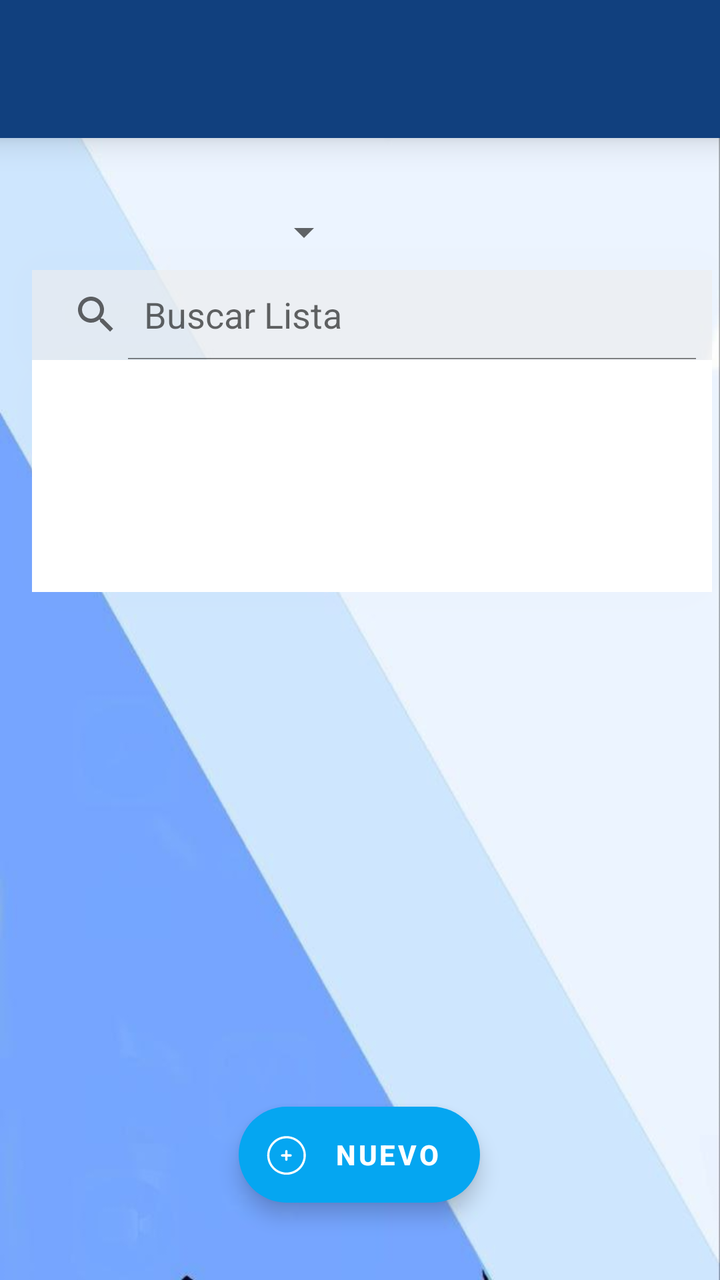
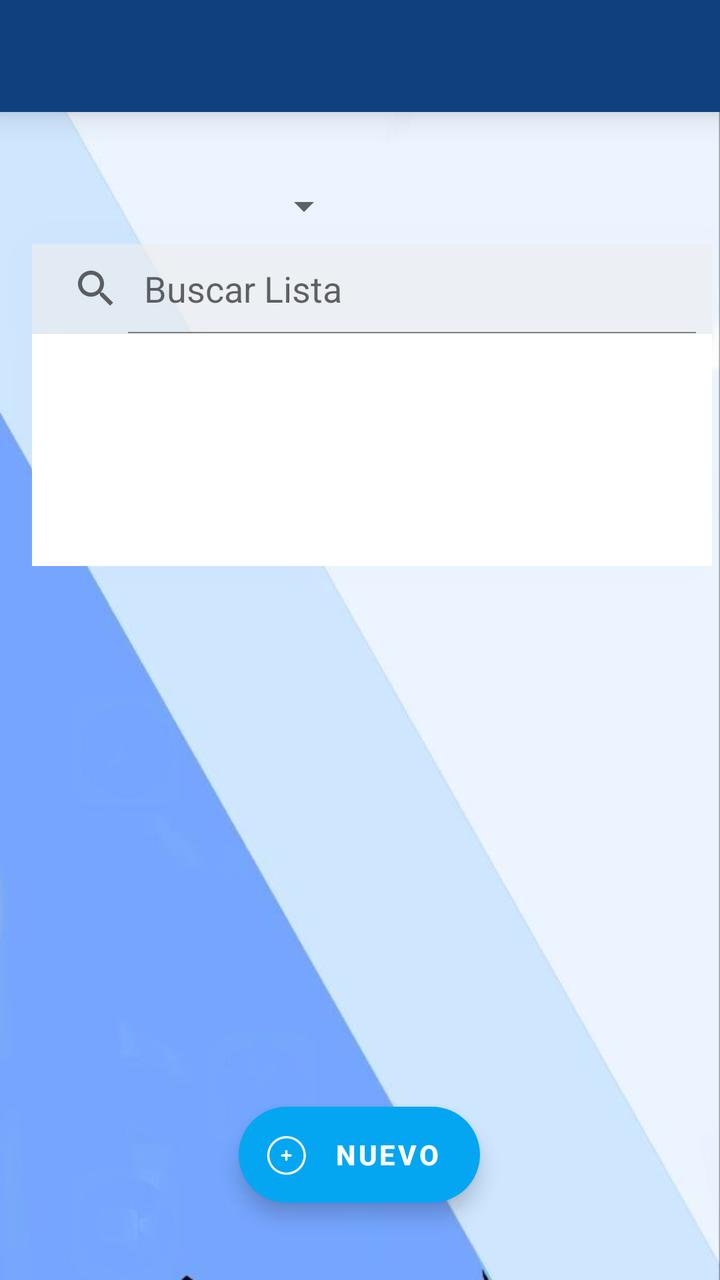

The first picture is an Android layout as it rendered before a commit; the second is the same layout after the commit. The layout source and the unified diff follow.
<!-- AndroidManifest.xml: application theme Theme.CowData.NoActionBar -->
<!-- res/layout/activity_main.xml -->
<?xml version="1.0" encoding="utf-8"?>
<androidx.constraintlayout.widget.ConstraintLayout xmlns:android="http://schemas.android.com/apk/res/android"
    xmlns:app="http://schemas.android.com/apk/res-auto"
    xmlns:tools="http://schemas.android.com/tools"
    android:id="@+id/container"
    android:layout_width="match_parent"
    android:layout_height="match_parent"
    android:background="@drawable/back_loing">


    <Spinner
        android:id="@+id/spinType"
        android:layout_width="@dimen/textViewW"
        android:layout_height="38dp"
        android:layout_marginTop="28dp"
        android:clickable="true"
        android:focusable="true"
        android:textSize="@dimen/textViewLong"
        app:layout_constraintEnd_toStartOf="@+id/guideline3"
        app:layout_constraintStart_toStartOf="@+id/guideline2"
        app:layout_constraintTop_toBottomOf="@+id/my_toolbar"
        app:layout_constraintHorizontal_bias="0.0"

        tools:ignore="MissingConstraints" />

    <android.widget.SearchView
        android:id="@+id/searchBar"
        android:layout_width="340dp"
        android:layout_height="45dp"
        android:background="@color/text_background"
        android:iconifiedByDefault="false"
        android:queryHint="Buscar Lista"
        android:translationZ="999dp"
        app:layout_constraintEnd_toStartOf="@+id/guideline3"
        app:layout_constraintHorizontal_bias="0.0"
        app:layout_constraintStart_toStartOf="@+id/guideline2"
        app:layout_constraintTop_toBottomOf="@+id/spinType"

        tools:ignore="MissingConstraints" />

    <ListView
        android:id="@+id/lv"
        android:layout_width="340dp"
        android:layout_height="116dp"
        android:background="?attr/colorBackgroundFloating"
        android:translationZ="999dp"
        app:layout_constraintEnd_toStartOf="@+id/guideline3"
        app:layout_constraintStart_toStartOf="@+id/guideline2"
        app:layout_constraintTop_toBottomOf="@+id/searchBar"
        app:layout_constraintHorizontal_bias="0.0"

        />

    <GridView
        android:id="@+id/gcImg"
        android:layout_width="340dp"
        android:layout_height="483dp"
        android:columnWidth="90dp"
        android:gravity="center"
        android:horizontalSpacing="10dp"
        android:numColumns="1"
        android:stretchMode="columnWidth"
        android:verticalSpacing="10dp"
        app:layout_constraintEnd_toStartOf="@+id/guideline3"
        app:layout_constraintHorizontal_bias="0.0"
        app:layout_constraintStart_toStartOf="@+id/guideline2"
        app:layout_constraintTop_toBottomOf="@+id/searchBar">

    </GridView>

    <androidx.appcompat.widget.Toolbar
        android:id="@+id/my_toolbar"
        android:layout_width="369dp"
        android:layout_height="69dp"
        android:background="?attr/colorPrimary"
        android:elevation="10dp"
        android:popupTheme="@style/ThemeOverlay.AppCompat.Dark"
        android:theme="@style/ThemeOverlay.AppCompat.Dark"
        app:layout_constraintEnd_toStartOf="@+id/guideline3"
        app:layout_constraintStart_toStartOf="@+id/guideline2"
        tools:ignore="MissingConstraints" />

    <androidx.constraintlayout.widget.Guideline
        android:id="@+id/guideline"
        android:layout_width="wrap_content"
        android:layout_height="wrap_content"
        android:orientation="vertical"
        app:layout_constraintGuide_begin="-53dp" />

    <androidx.constraintlayout.widget.Guideline
        android:id="@+id/guideline2"
        android:layout_width="wrap_content"
        android:layout_height="wrap_content"
        android:orientation="vertical"
        app:layout_constraintGuide_begin="16dp" />

    <androidx.constraintlayout.widget.Guideline
        android:id="@+id/guideline3"
        android:layout_width="wrap_content"
        android:layout_height="wrap_content"
        android:orientation="vertical"
        app:layout_constraintGuide_end="16dp" />

    <androidx.coordinatorlayout.widget.CoordinatorLayout
        android:id="@+id/layout"
        android:layout_width="wrap_content"
        android:layout_height="wrap_content"
        tools:ignore="MissingConstraints">

        

    </androidx.coordinatorlayout.widget.CoordinatorLayout>

    <androidx.constraintlayout.widget.Guideline
        android:id="@+id/guideline7"
        android:layout_width="wrap_content"
        android:layout_height="wrap_content"
        android:orientation="horizontal"
        app:layout_constraintGuide_end="110dp" />

    <androidx.constraintlayout.widget.Guideline
        android:id="@+id/guideline11"
        android:layout_width="wrap_content"
        android:layout_height="wrap_content"
        android:orientation="horizontal"
        app:layout_constraintGuide_begin="-47dp" />

    <androidx.constraintlayout.widget.Barrier
        android:id="@+id/barrier3"
        android:layout_width="wrap_content"
        android:layout_height="wrap_content"
        app:barrierDirection="top" />

    <androidx.constraintlayout.widget.Guideline
        android:id="@+id/guideline12"
        android:layout_width="wrap_content"
        android:layout_height="wrap_content"
        android:orientation="horizontal"
        app:layout_constraintGuide_begin="69dp" />




    <com.google.android.material.floatingactionbutton.ExtendedFloatingActionButton
        android:id="@+id/buttNew"
        android:layout_width="wrap_content"
        android:layout_height="wrap_content"
        android:clickable="true"
        android:focusable="true"
        android:text="Nuevo"
        android:textColor="@color/inner_button"
        android:textStyle="bold"
        app:backgroundTint="@color/float_button"
        app:fabSize="normal"
        app:icon="@drawable/add_button"
        app:iconTint="@color/inner_button"
        app:layout_constraintBottom_toBottomOf="parent"
        app:layout_constraintEnd_toStartOf="@+id/guideline3"
        app:layout_constraintHorizontal_bias="0.498"
        app:layout_constraintStart_toStartOf="@+id/guideline2"
        app:layout_constraintTop_toTopOf="@+id/guideline7"
        app:layout_constraintVertical_bias="0.378" />

</androidx.constraintlayout.widget.ConstraintLayout>
<!-- resources referenced by this layout -->
<resources>
  <color name="float_button">#05a6f1</color>
  <color name="inner_button">#FFFFFF</color>
  <color name="text_background">#99ffffff</color>
  <dimen name="textViewLong">16sp</dimen>
  <dimen name="textViewW">160dp</dimen>
  <!-- drawable add_button: vector/xml drawable (drawable, 3688 chars, omitted) -->
  <!-- drawable back_loing: png bitmap (drawable, 77659 bytes) -->
  <style name="Theme.CowData.NoActionBar">
          <item name="windowActionBar">false</item>
          <item name="windowNoTitle">true</item>
      </style>
</resources>

<!-- the commit's change to res/layout/activity_main.xml (unified diff, before → after) -->
@@ -70,8 +70,8 @@
 
     <androidx.appcompat.widget.Toolbar
         android:id="@+id/my_toolbar"
-        android:layout_width="369dp"
-        android:layout_height="69dp"
+        android:layout_width="match_parent"
+        android:layout_height="?attr/actionBarSize"
         android:background="?attr/colorPrimary"
         android:elevation="10dp"
         android:popupTheme="@style/ThemeOverlay.AppCompat.Dark"
